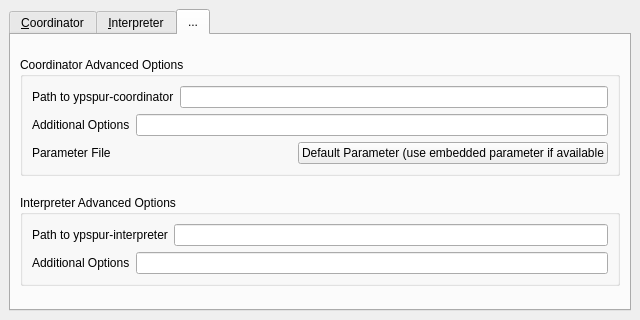
openspur/ypspur-gui, file ypspur_gui.ui: the form before one commit.
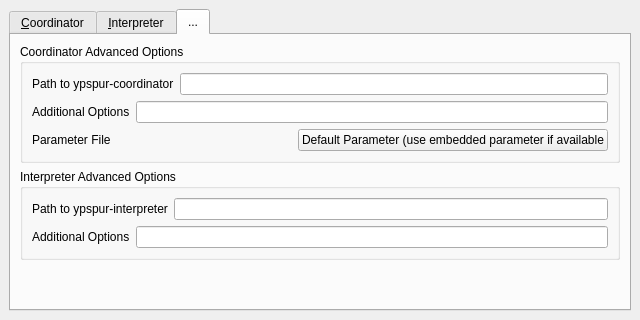
The form after the commit. The open tabs and pages were chosen to show the change.

Commit message: Fix layout of preferences tab

What changed in the file:
```diff
--- a/ypspur_gui.ui
+++ b/ypspur_gui.ui
@@ -341,6 +341,19 @@
           </layout>
          </widget>
         </item>
+        <item>
+         <spacer name="verticalSpacer">
+          <property name="orientation">
+           <enum>Qt::Vertical</enum>
+          </property>
+          <property name="sizeHint" stdset="0">
+           <size>
+            <width>20</width>
+            <height>40</height>
+           </size>
+          </property>
+         </spacer>
+        </item>
        </layout>
       </widget>
      </widget>
```
